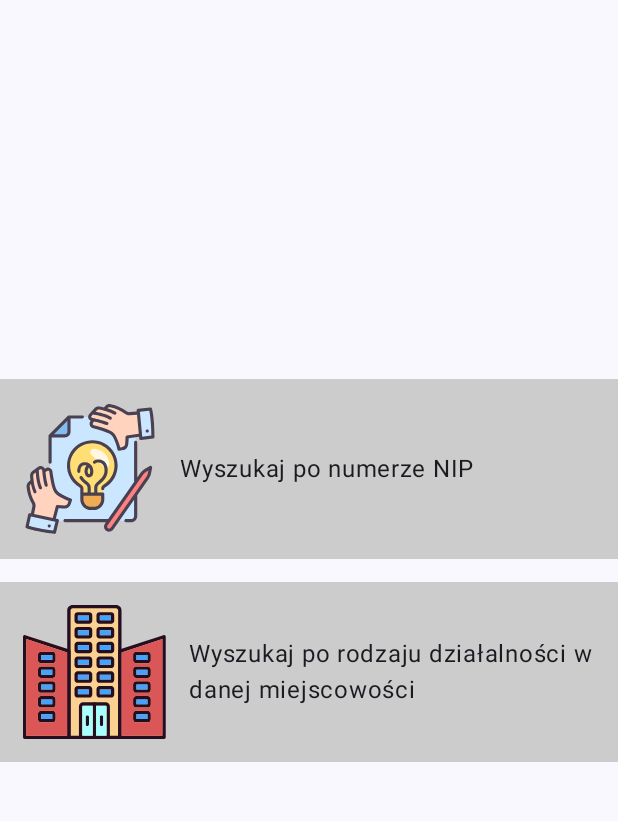
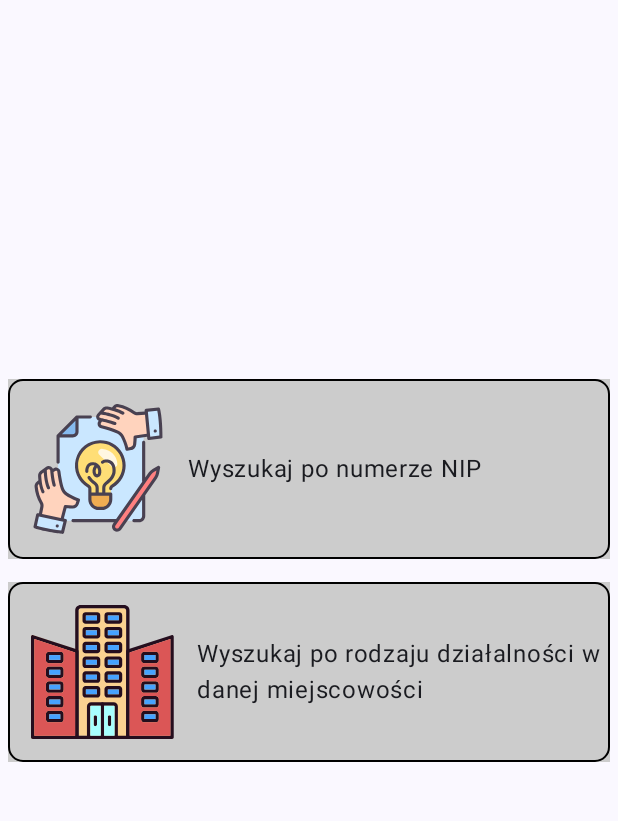
Before and after one commit to mmnoga/ceidg-search-app, an Android app built with Jetpack Compose: the screen it shows after launch (MainActivity), on a phone screen of 412 x 824 dp, the part 96-917 px from its top. Run offline under Robolectric (Android 15) with nearby library versions, the phone set to English and light mode, and no system bars; our stand-ins replace Timber.

Commit message:
added pkd validation, changed custom main button style

```diff
--- a/app/src/main/java/pl/careaboutit/ceidgapp/ui/components/CustomMainButton.kt
+++ b/app/src/main/java/pl/careaboutit/ceidgapp/ui/components/CustomMainButton.kt
@@ -1,13 +1,16 @@
 package pl.careaboutit.ceidgapp.ui.components
 
+import androidx.compose.foundation.BorderStroke
 import androidx.compose.foundation.Image
 import androidx.compose.foundation.background
+import androidx.compose.foundation.border
 import androidx.compose.foundation.clickable
 import androidx.compose.foundation.layout.Box
 import androidx.compose.foundation.layout.Row
 import androidx.compose.foundation.layout.fillMaxWidth
 import androidx.compose.foundation.layout.height
 import androidx.compose.foundation.layout.padding
+import androidx.compose.foundation.shape.RoundedCornerShape
 import androidx.compose.material3.Text
 import androidx.compose.runtime.Composable
 import androidx.compose.ui.Alignment
@@ -23,6 +26,9 @@ fun CustomMainButton(painter: Painter, text: String, onClickAction: () -> Unit)
             .clickable(onClick = onClickAction)
             .fillMaxWidth()
             .background(Color.LightGray)
+            .border(
+                border = BorderStroke(1.dp, Color.Black),
+                shape = RoundedCornerShape(10.dp))
     ) {
         Row(
             verticalAlignment = Alignment.CenterVertically
--- a/app/src/main/java/pl/careaboutit/ceidgapp/ui/screens/HomeMenuScreen.kt
+++ b/app/src/main/java/pl/careaboutit/ceidgapp/ui/screens/HomeMenuScreen.kt
@@ -5,6 +5,7 @@ import androidx.compose.foundation.layout.Column
 import androidx.compose.foundation.layout.Spacer
 import androidx.compose.foundation.layout.fillMaxSize
 import androidx.compose.foundation.layout.height
+import androidx.compose.foundation.layout.padding
 import androidx.compose.runtime.Composable
 import androidx.compose.ui.Alignment
 import androidx.compose.ui.Modifier
@@ -20,7 +21,11 @@ import pl.careaboutit.ceidgapp.ui.components.CustomMainButton
 fun HomeMenuScreen(navController: NavController) {
 
     Column(
-        modifier = Modifier.fillMaxSize(),
+        modifier = Modifier
+            .fillMaxSize()
+            .padding(
+                horizontal = 5.dp
+            ),
         horizontalAlignment = Alignment.CenterHorizontally,
         verticalArrangement = Arrangement.Center
     ) {
--- a/app/src/main/res/values/strings.xml
+++ b/app/src/main/res/values/strings.xml
@@ -27,4 +27,5 @@
 
     <string name="search_by_nip">Wyszukiwanie po nr NIP</string>
     <string name="search_by_pkd">Wyszukiwanie po profilu działalności</string>
+    <string name="search_by_pkd_header">Znaleziono %1$d pozycji spełniających podane warunki.</string>
 </resources>
```
Also changed, not shown: app/src/main/java/pl/careaboutit/ceidgapp/ui/screens/SearchByPkdResultScreen.kt (+17 -3 lines), app/src/main/java/pl/careaboutit/ceidgapp/ui/screens/SearchByPkdScreen.kt (+13 -3 lines), app/src/main/java/pl/careaboutit/ceidgapp/utils/isPkdValid.kt (added, +21 -0 lines).
